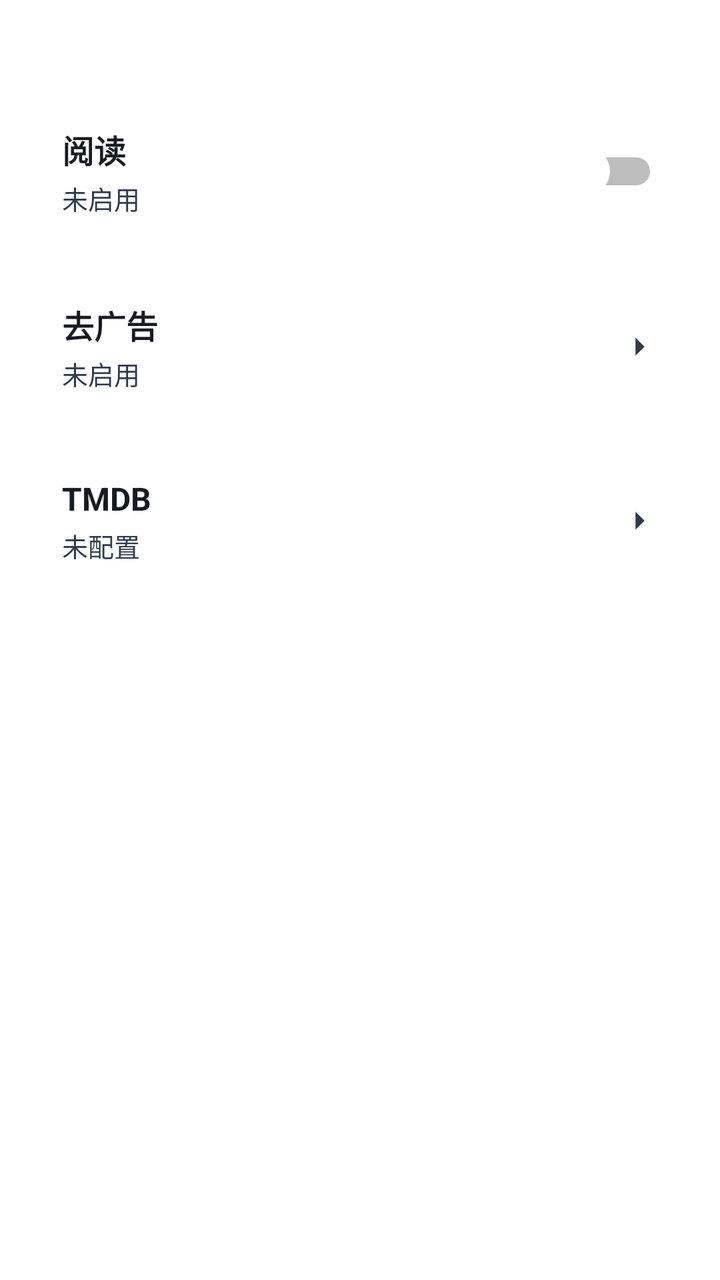
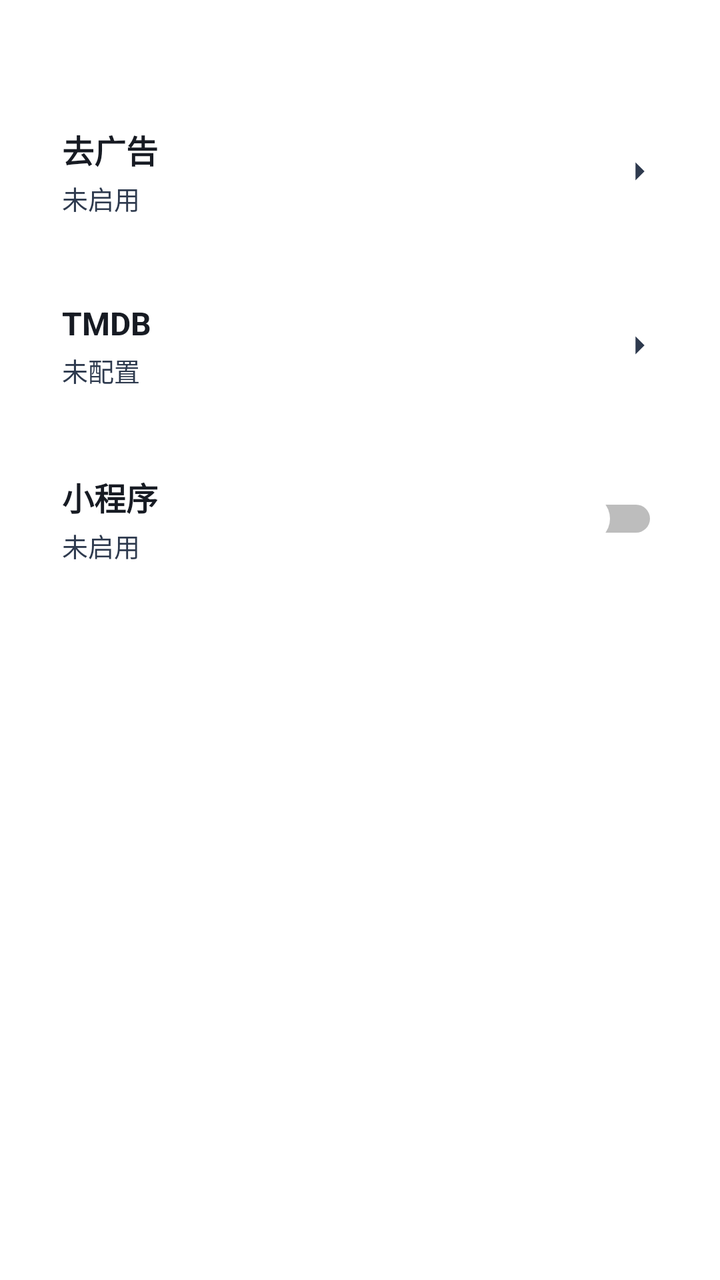

Compare the two renders of this Android layout. The source of the first and the diff that turns it into the second are given below.
<!-- AndroidManifest.xml: another module's application theme Theme.App -->
<!-- res/layout/activity_features.xml -->
<?xml version="1.0" encoding="utf-8"?>
<LinearLayout xmlns:android="http://schemas.android.com/apk/res/android"
    android:layout_width="match_parent"
    android:layout_height="match_parent"
    android:fitsSystemWindows="true"
    android:orientation="vertical">

    <LinearLayout
        android:layout_width="match_parent"
        android:layout_height="match_parent"
        android:orientation="vertical"
        android:paddingLeft="16dp"
        android:paddingRight="16dp"
        android:paddingTop="48dp">

        <LinearLayout
            android:id="@+id/card_reading"
            android:layout_width="match_parent"
            android:layout_height="wrap_content"
            android:layout_marginBottom="12dp"
            android:background="@drawable/xc_setcard_v2"
            android:clickable="true"
            android:focusable="true"
            android:foreground="?attr/selectableItemBackground"
            android:gravity="center_vertical"
            android:minHeight="64dp"
            android:orientation="horizontal"
            android:padding="15dp">
            <LinearLayout
                android:layout_width="0dp"
                android:layout_height="wrap_content"
                android:layout_weight="1"
                android:orientation="vertical">
                <TextView
                    android:layout_width="wrap_content"
                    android:layout_height="wrap_content"
                    android:text="阅读"
                    android:textColor="#171B23"
                    android:textSize="16sp"
                    android:textStyle="bold" />
                <TextView
                    android:id="@+id/tv_reading_sub"
                    android:layout_width="wrap_content"
                    android:layout_height="wrap_content"
                    android:layout_marginTop="3dp"
                    android:text="未启用"
                    android:textColor="#2E3A4E"
                    android:textSize="13sp"
                    android:singleLine="true"
                    android:ellipsize="end" />
            </LinearLayout>
            <Switch
                android:id="@+id/sw_reading"
                android:layout_width="wrap_content"
                android:layout_height="wrap_content"
                android:thumb="@drawable/xc_switch_thumb" />
        </LinearLayout>

        <LinearLayout
            android:id="@+id/card_adblock"
            android:layout_width="match_parent"
            android:layout_height="wrap_content"
            android:layout_marginBottom="12dp"
            android:background="@drawable/xc_setcard_v2"
            android:clickable="true"
            android:focusable="true"
            android:foreground="?attr/selectableItemBackground"
            android:gravity="center_vertical"
            android:minHeight="64dp"
            android:orientation="horizontal"
            android:padding="15dp">
            <LinearLayout
                android:layout_width="0dp"
                android:layout_height="wrap_content"
                android:layout_weight="1"
                android:orientation="vertical">
                <TextView
                    android:layout_width="wrap_content"
                    android:layout_height="wrap_content"
                    android:text="去广告"
                    android:textColor="#171B23"
                    android:textSize="16sp"
                    android:textStyle="bold" />
                <TextView
                    android:id="@+id/tv_adblock_sub"
                    android:layout_width="wrap_content"
                    android:layout_height="wrap_content"
                    android:layout_marginTop="3dp"
                    android:text="未启用"
                    android:textColor="#2E3A4E"
                    android:textSize="13sp"
                    android:singleLine="true"
                    android:ellipsize="end" />
            </LinearLayout>
            <ImageView
                android:layout_width="18dp"
                android:layout_height="18dp"
                android:src="@drawable/ic_chev_v2" />
        </LinearLayout>

        <LinearLayout
            android:id="@+id/card_tmdb"
            android:layout_width="match_parent"
            android:layout_height="wrap_content"
            android:layout_marginBottom="12dp"
            android:background="@drawable/xc_setcard_v2"
            android:clickable="true"
            android:focusable="true"
            android:foreground="?attr/selectableItemBackground"
            android:gravity="center_vertical"
            android:minHeight="64dp"
            android:orientation="horizontal"
            android:padding="15dp">
            <LinearLayout
                android:layout_width="0dp"
                android:layout_height="wrap_content"
                android:layout_weight="1"
                android:orientation="vertical">
                <TextView
                    android:layout_width="wrap_content"
                    android:layout_height="wrap_content"
                    android:text="TMDB"
                    android:textColor="#171B23"
                    android:textSize="16sp"
                    android:textStyle="bold" />
                <TextView
                    android:id="@+id/tv_tmdb_sub"
                    android:layout_width="wrap_content"
                    android:layout_height="wrap_content"
                    android:layout_marginTop="3dp"
                    android:text="未配置"
                    android:textColor="#2E3A4E"
                    android:textSize="13sp"
                    android:singleLine="true"
                    android:ellipsize="end" />
            </LinearLayout>
            <ImageView
                android:layout_width="18dp"
                android:layout_height="18dp"
                android:src="@drawable/ic_chev_v2" />
        </LinearLayout>

    </LinearLayout>
</LinearLayout>
<!-- resources referenced by this layout -->
<resources>
  <!-- drawable ic_chev_v2 (drawable) -->
  <?xml version="1.0" encoding="utf-8"?>
  <vector xmlns:android="http://schemas.android.com/apk/res/android"
      android:width="18dp"
      android:height="18dp"
      android:viewportWidth="24"
      android:viewportHeight="24">
      <path
          android:fillColor="#2E3A4E"
          android:pathData="M9,6l6,6l-6,6" />
  </vector>
  <!-- drawable xc_setcard_v2 (drawable) -->
  <?xml version="1.0" encoding="utf-8"?>
  <shape xmlns:android="http://schemas.android.com/apk/res/android" android:shape="rectangle">
      <corners android:radius="10dp" />
      <solid android:color="#57FFFFFF" />
      <stroke android:width="1dp" android:color="#61FFFFFF" />
  </shape>
  <!-- drawable xc_switch_thumb (drawable) -->
  <?xml version="1.0" encoding="utf-8"?>
  <selector xmlns:android="http://schemas.android.com/apk/res/android">
      <item android:state_checked="true">
          <shape android:shape="oval">
              <solid android:color="#f0a400" />
              <size android:width="24dp" android:height="24dp" />
          </shape>
      </item>
      <item>
          <shape android:shape="oval">
              <solid android:color="#FFFFFF" />
              <size android:width="24dp" android:height="24dp" />
          </shape>
      </item>
  </selector>
  <style name="Theme.App" parent="Theme.XingChen">
          <item name="android:windowDisablePreview">true</item>
          <item name="android:windowSplashScreenBackground">#000000</item>
          <item name="android:windowBackground">#000000</item>
      </style>
  <style name="Theme.XingChen" parent="Theme.Material3.DayNight.NoActionBar">
          <item name="android:windowBackground">@android:color/transparent</item>
                <item name="android:colorBackground">@android:color/transparent</item>
          <item name="colorPrimary">#f0a400</item>
          <item name="colorPrimaryVariant">#c07f00</item>
          <item name="colorOnPrimary">@android:color/white</item>
      </style>
</resources>

<!-- the commit's change to res/layout/activity_features.xml (unified diff, before → after) -->
@@ -13,50 +13,7 @@
         android:paddingRight="16dp"
         android:paddingTop="48dp">
 
-        <LinearLayout
-            android:id="@+id/card_reading"
-            android:layout_width="match_parent"
-            android:layout_height="wrap_content"
-            android:layout_marginBottom="12dp"
-            android:background="@drawable/xc_setcard_v2"
-            android:clickable="true"
-            android:focusable="true"
-            android:foreground="?attr/selectableItemBackground"
-            android:gravity="center_vertical"
-            android:minHeight="64dp"
-            android:orientation="horizontal"
-            android:padding="15dp">
-            <LinearLayout
-                android:layout_width="0dp"
-                android:layout_height="wrap_content"
-                android:layout_weight="1"
-                android:orientation="vertical">
-                <TextView
-                    android:layout_width="wrap_content"
-                    android:layout_height="wrap_content"
-                    android:text="阅读"
-                    android:textColor="#171B23"
-                    android:textSize="16sp"
-                    android:textStyle="bold" />
-                <TextView
-                    android:id="@+id/tv_reading_sub"
-                    android:layout_width="wrap_content"
-                    android:layout_height="wrap_content"
-                    android:layout_marginTop="3dp"
-                    android:text="未启用"
-                    android:textColor="#2E3A4E"
-                    android:textSize="13sp"
-                    android:singleLine="true"
-                    android:ellipsize="end" />
-            </LinearLayout>
-            <Switch
-                android:id="@+id/sw_reading"
-                android:layout_width="wrap_content"
-                android:layout_height="wrap_content"
-                android:thumb="@drawable/xc_switch_thumb" />
-        </LinearLayout>
-
-        <LinearLayout
+                <LinearLayout
             android:id="@+id/card_adblock"
             android:layout_width="match_parent"
             android:layout_height="wrap_content"
@@ -140,5 +97,49 @@
                 android:src="@drawable/ic_chev_v2" />
         </LinearLayout>
 
+
+        <LinearLayout
+            android:id="@+id/card_miniapp"
+            android:layout_width="match_parent"
+            android:layout_height="wrap_content"
+            android:layout_marginBottom="12dp"
+            android:background="@drawable/xc_setcard_v2"
+            android:clickable="true"
+            android:focusable="true"
+            android:foreground="?attr/selectableItemBackground"
+            android:gravity="center_vertical"
+            android:minHeight="64dp"
+            android:orientation="horizontal"
+            android:padding="15dp">
+            <LinearLayout
+                android:layout_width="0dp"
+                android:layout_height="wrap_content"
+                android:layout_weight="1"
+                android:orientation="vertical">
+                <TextView
+                    android:layout_width="wrap_content"
+                    android:layout_height="wrap_content"
+                    android:text="小程序"
+                    android:textColor="#171B23"
+                    android:textSize="16sp"
+                    android:textStyle="bold" />
+                <TextView
+                    android:id="@+id/tv_miniapp_sub"
+                    android:layout_width="wrap_content"
+                    android:layout_height="wrap_content"
+                    android:layout_marginTop="3dp"
+                    android:text="未启用"
+                    android:textColor="#2E3A4E"
+                    android:textSize="13sp"
+                    android:singleLine="true"
+                    android:ellipsize="end" />
+            </LinearLayout>
+            <Switch
+                android:id="@+id/sw_miniapp"
+                android:layout_width="wrap_content"
+                android:layout_height="wrap_content"
+                android:thumb="@drawable/xc_switch_thumb" />
+        </LinearLayout>
+
     </LinearLayout>
 </LinearLayout>
